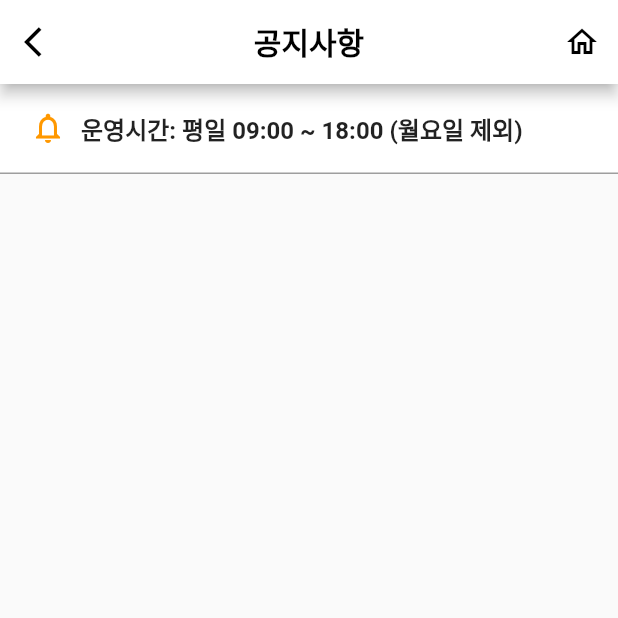
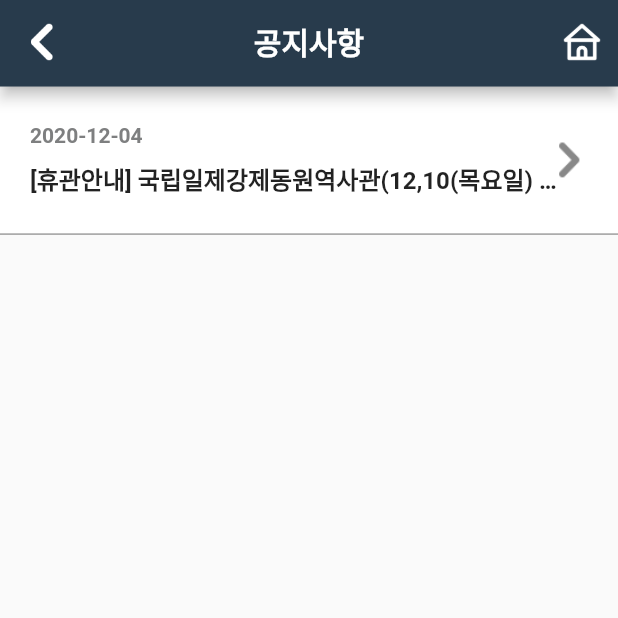
Before and after one commit to hoheehohee/exhibition_guide_app, a Flutter app: the NoticeListView screen opened directly, on a phone screen of 412 x 824 dp, the top half of it. Run offline on Flutter 3.47's test engine with Material 2 defaults, Android fonts, the phone set to English and light mode, and no system bars; our stand-ins replace audioplayers, better_player, cached_network_image, carousel_slider, dio, get and 3 more; missing offline and left inert: barcode_scan, beacons_plugin, flutter_kakao_login, flutter_login_facebook, flutter_naver_login, image_ink_well; accounts and stored records are empty; statements that could not run were skipped.

Commit message:
[feature]: 공지사항 UI

```diff
--- a/lib/crm/notice_list_view.dart
+++ b/lib/crm/notice_list_view.dart
@@ -1,3 +1,5 @@
+import 'package:exhibition_guide_app/commons/custom_default_appbar.dart';
+import 'package:exhibition_guide_app/crm/notice_detail_view.dart';
 import 'package:exhibition_guide_app/crm/qna_write.dart';
 import 'package:exhibition_guide_app/main/main_view.dart';
 import 'package:exhibition_guide_app/model/crm_model.dart';
@@ -11,6 +13,11 @@
 }
 
 class _NoticeListViewState extends State<NoticeListView> {
+
+  var mqd;
+  var mqw;
+  var mqh;
+
   List<QnA> _data;
   List<QnA> generateItems(int numberOfItems) {
     return List.generate(numberOfItems, (int index) {
@@ -30,30 +37,14 @@
 
   @override
   Widget build(BuildContext context) {
+    mqd = MediaQuery.of(context);
+    mqw = mqd.size.width;
+    mqh = mqd.size.height;
+
     return Scaffold(
-      appBar: AppBar(
-          title: Text("공지사항"),
-          leading: Builder(
-              builder: (BuildContext context) => (
-                  IconButton(
-                      icon: Icon(Icons.arrow_back_ios),
-                      onPressed: () {
-                        Get.back();
-                      }
-                  )
-              )
-          ),
-          actions:[
-            IconButton(
-              icon: Icon(Icons.home_outlined),
-              onPressed: () {
-                Get.offAll(
-                  MainView(),
-                  transition: Transition.fadeIn
-                );
-              },
-            )
-          ]
+      appBar: PreferredSize(
+          preferredSize: Size.fromHeight(mqd.size.height * 0.07),
+          child: CustomDefaultAppbar(title: '공지사항')
       ),
       body: Center(
         child: Column(
@@ -61,25 +52,43 @@
             crossAxisAlignment: CrossAxisAlignment.center,
             children: [
               Container(
-                  height: 60,
+                  height: mqh * 0.12,
                   padding: EdgeInsets.symmetric(horizontal: 20),
                   decoration: BoxDecoration(
                     color: Colors.white,
                     border: Border(bottom: BorderSide(color: Colors.grey)),
                   ),
+                  child: InkWell(
+                    onTap: () {
+                      print("### tap");
+                      Get.to(NoticeDetailView(1), transition: Transition.fadeIn);
+                    },
                     child: Row(
                         mainAxisAlignment: MainAxisAlignment.start,
                         crossAxisAlignment: CrossAxisAlignment.center,
                         children: [
-                        Padding(
-                            padding: EdgeInsets.only(right: 10),
-                            child: Icon(Icons.notifications_none_outlined, color: Colors.orange)
-                        ),
                           Expanded(
                               flex: 1,
-                            child: Text('운영시간: 평일 09:00 ~ 18:00 (월요일 제외)', style: TextStyle(fontSize: 16, fontWeight: FontWeight.bold))
+                              child: Column(
+                                mainAxisAlignment: MainAxisAlignment.center,
+                                crossAxisAlignment: CrossAxisAlignment.start,
+                                children: [
+                                  Text('2020-12-04', style: TextStyle(fontSize: 14, fontWeight: FontWeight.bold, color: Color(0xff7E7F80))),
+                                  SizedBox(height: mqh * 0.01,),
+                                  Text(
+                                    '[휴관안내] 국립일제강제동원역사관(12,10(목요일) 휴관합니다)',
+                                    style: TextStyle(fontSize: 16, fontWeight: FontWeight.bold),
+                                    overflow: TextOverflow.ellipsis,
                                   )
+                                ],
+                              )
+                          ),
+                          Padding(
+                              padding: EdgeInsets.only(right: 5),
+                              child: Image.asset("assets/images/icon/icon-arrow-notice.png", height: mqh * 0.03,)
+                          ),
                         ]
+                    ),
                   )
               )
             ]
--- a/lib/message.dart
+++ b/lib/message.dart
@@ -1,4 +1,4 @@
-const BASE_URL = "http://115.144.53.222:8081/ilje";
+const BASE_URL = "http://220.95.107.101";
 const TEST_LOGIN_TOKEN = "p2102f13ay6h0pzajqx2";
 const downloadMessage = "전시될 이미지와\n 음성안내를 받으시겠습니까?\n(무료 Wi-Fi존에서 다운로드를 권장합니다.)\n\n Wi-Fi가 아닌 네트워크에 접속하시어\n 다운로드 시 가입된 요금에 따라 데이터 요금이 부과될 수 있습니다.";
 
```
Also changed, not shown: lib/crm/notice_detail_view.dart (added, +67 -0 lines), lib/main/slider_drawers.dart (+1 -8 lines), assets/images/icon/icon-arrow-notice.png (added), 1 other file. Lines whose indentation alone changed are shown as unchanged.
